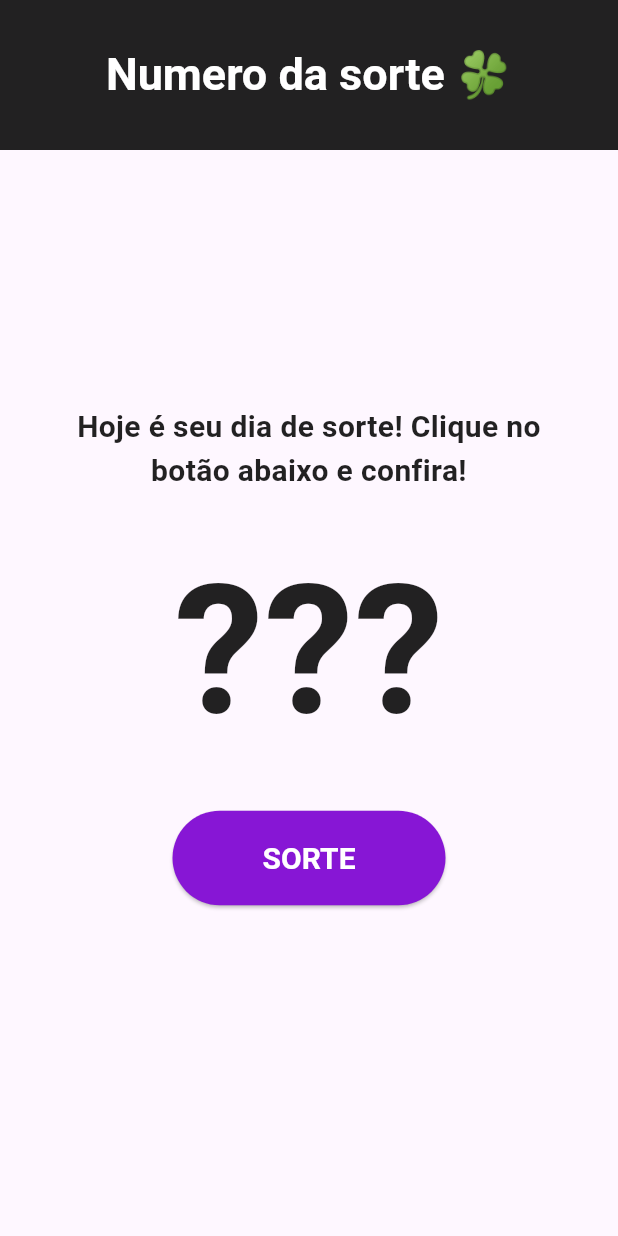
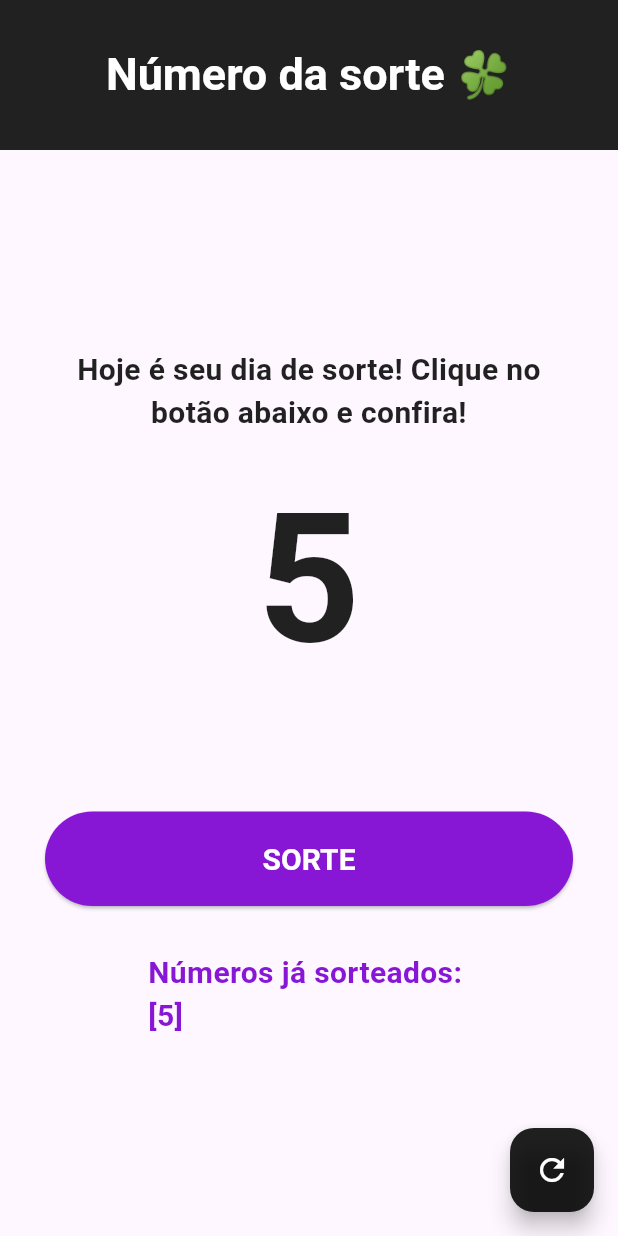
Before and after one commit to anne-pinho/app1-sorte, a Flutter app: the screen it shows after launch, after a tap on "SORTE", on a phone screen of 412 x 824 dp. Run offline on Flutter 3.47's test engine with Material 3 defaults, Android fonts, the phone set to English and light mode, and no system bars.

Commit message:
add refresh button and improvements

```diff
--- a/lib/main.dart
+++ b/lib/main.dart
@@ -1,3 +1,5 @@
+import 'dart:math';
+
 import 'package:flutter/material.dart';
 
 void main() {
@@ -12,18 +14,34 @@ class MainApp extends StatefulWidget {
 }
 
 class _MainAppState extends State<MainApp> {
-  var randomNumber = 0;
-  var text = "???";
+  var _randomNumber = 0;
+  var _text = "???";
+  var _alert = '';
+  final List<int> _randomNumberList = [];
+
+   void _generateRandom(){
+     setState(() {
+       _randomNumber = Random().nextInt((10)+1);
+       _text = _randomNumber.toString();
+       if(_randomNumberList.contains(_randomNumber)){
+         _alert = 'Número já sorteado! ❌';
+       } else {
+         _alert = '';
+         _randomNumberList.add(_randomNumber);
+       }
+     });
+   }
 
   @override
   Widget build(BuildContext context) {
     return MaterialApp(
+      debugShowCheckedModeBanner: false,
       home: Scaffold(
         appBar: AppBar(
           centerTitle: true,
           toolbarHeight: 100,
           title: const Text(
-            'Numero da sorte 🍀',
+            'Número da sorte 🍀',
             style: TextStyle(
               color: Colors.white,
               fontSize: 30,
@@ -34,9 +52,9 @@ class _MainAppState extends State<MainApp> {
         ),
         body: Center(
           child: Container(
-            padding: EdgeInsets.fromLTRB(30, 50, 30, 100),
+            padding: EdgeInsets.symmetric(horizontal: 30, vertical: 50),
             child: Column(
-              spacing: 20,
+              spacing: 10,
               mainAxisAlignment: MainAxisAlignment.center,
               children: [
                 Text(
@@ -48,16 +66,31 @@ class _MainAppState extends State<MainApp> {
                     fontWeight: FontWeight.bold,
                   ),
                 ),
+                Container(
+                  padding: EdgeInsets.symmetric(horizontal: 50),
+                  child:
                     Text(
-                  '???',
+                      _text,
                       style: TextStyle(
                         color: Colors.black87,
                         fontSize: 120,
                         fontWeight: FontWeight.bold,
                       ),
                     ),
-                ElevatedButton(
-                  onPressed: () {},
+                ),
+                    Text(
+                      _alert,
+                      style: TextStyle(
+                        color: Color(0xff8716d5),
+                        fontSize: 20,
+                        fontWeight: FontWeight.bold,
+                      ),
+                    ),
+                Container(
+                  margin: const EdgeInsets.symmetric(vertical: 20),
+                  width: double.infinity,
+                  child: ElevatedButton(
+                    onPressed: _generateRandom,
                     style: ElevatedButton.styleFrom(
                       backgroundColor: Color(0xff8716d5),
                       foregroundColor: Colors.white,
@@ -69,10 +102,30 @@ class _MainAppState extends State<MainApp> {
                     ),
                     child: Text('SORTE'),
                   ),
+                ),
+                Text(
+                  _randomNumberList.isEmpty ? '' : 'Números já sorteados: \n${_randomNumberList.toString()}',
+                  style: TextStyle(
+                    color: Color(0xff8716d5),
+                    fontSize: 20,
+                    fontWeight: FontWeight.bold,
+                  ),
+                )
               ],
             ),
           ),
         ),
+          floatingActionButton: FloatingActionButton(
+            onPressed: (){
+              setState(() {
+                _randomNumberList.clear();
+                _text = '???';
+                _alert = '';
+              });
+            },
+            backgroundColor: Colors.black87,
+            child: const Icon(Icons.refresh, color: Colors.white,),
+          )
       ),
     );
   }
```
Lines whose indentation alone changed are shown as unchanged.
